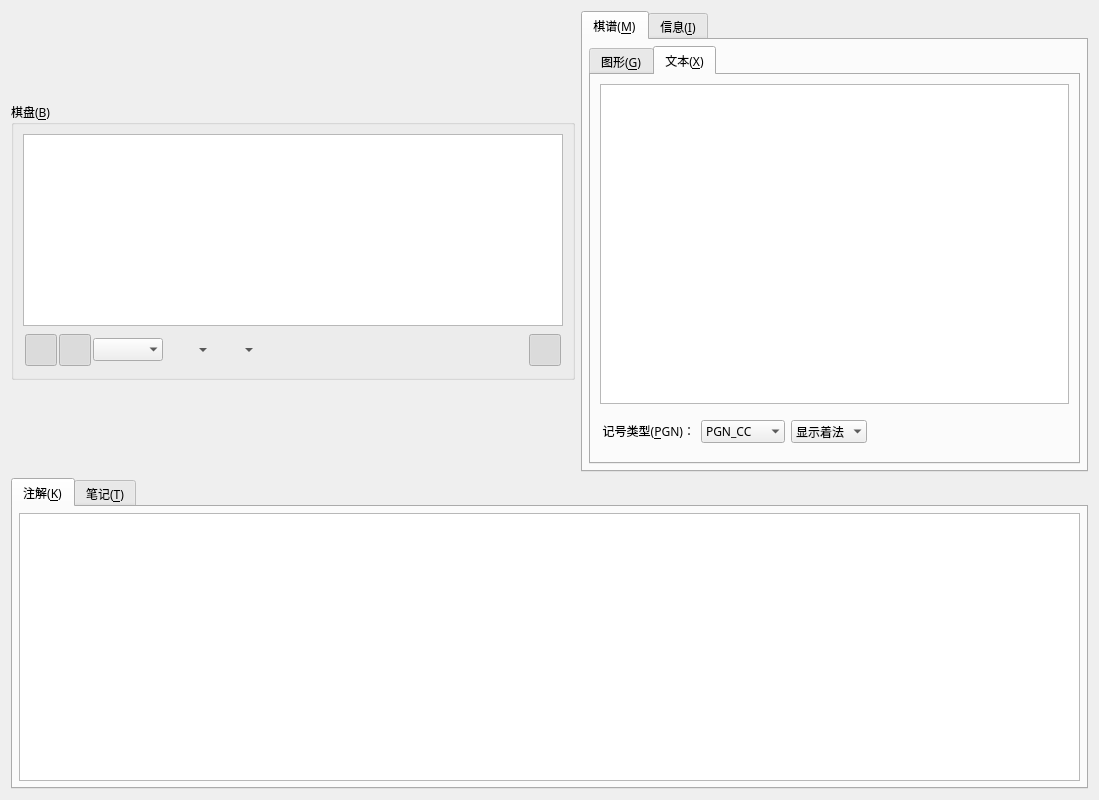
Above: src/manualsubwindow.ui from hbsxcjp/cchess_qt before the change. Below: the same form after it.
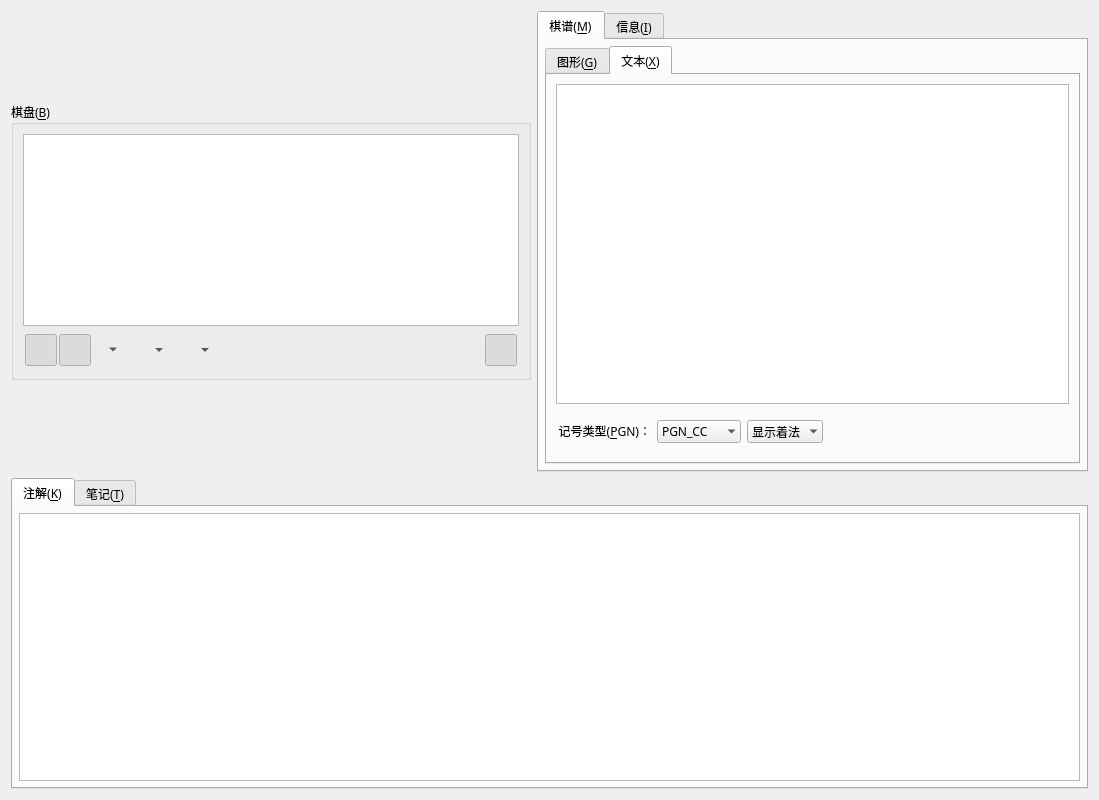
That is the form after the change. Icons and pictures are not drawn. Custom widgets are drawn as their Qt base class.

Patch:
```diff
--- a/src/manualsubwindow.ui
+++ b/src/manualsubwindow.ui
@@ -314,24 +314,13 @@
             </widget>
            </item>
            <item>
-            <widget class="QComboBox" name="statusComboBox">
-             <property name="sizePolicy">
-              <sizepolicy hsizetype="Fixed" vsizetype="Fixed">
-               <horstretch>0</horstretch>
-               <verstretch>0</verstretch>
-              </sizepolicy>
-             </property>
-             <property name="minimumSize">
-              <size>
-               <width>60</width>
-               <height>0</height>
-              </size>
-             </property>
-             <property name="maximumSize">
-              <size>
-               <width>70</width>
-               <height>16777215</height>
-              </size>
+            <widget class="QToolButton" name="btnTurnState">
+             <property name="font">
+              <font>
+               <pointsize>10</pointsize>
+               <weight>75</weight>
+               <bold>true</bold>
+              </font>
              </property>
              <property name="toolTip">
               <string notr="true"/>
@@ -348,11 +337,26 @@
              <property name="accessibleDescription">
               <string notr="true"/>
              </property>
-             <property name="currentText">
+             <property name="text">
               <string notr="true"/>
              </property>
-             <property name="frame">
-              <bool>false</bool>
+             <property name="iconSize">
+              <size>
+               <width>24</width>
+               <height>32</height>
+              </size>
+             </property>
+             <property name="shortcut">
+              <string notr="true"/>
+             </property>
+             <property name="popupMode">
+              <enum>QToolButton::MenuButtonPopup</enum>
+             </property>
+             <property name="toolButtonStyle">
+              <enum>Qt::ToolButtonTextOnly</enum>
+             </property>
+             <property name="autoRaise">
+              <bool>true</bool>
              </property>
             </widget>
            </item>
@@ -789,7 +793,7 @@
        <property name="maximumSize">
         <size>
          <width>16777215</width>
-         <height>666</height>
+         <height>16777215</height>
         </size>
        </property>
        <property name="contextMenuPolicy">
```
